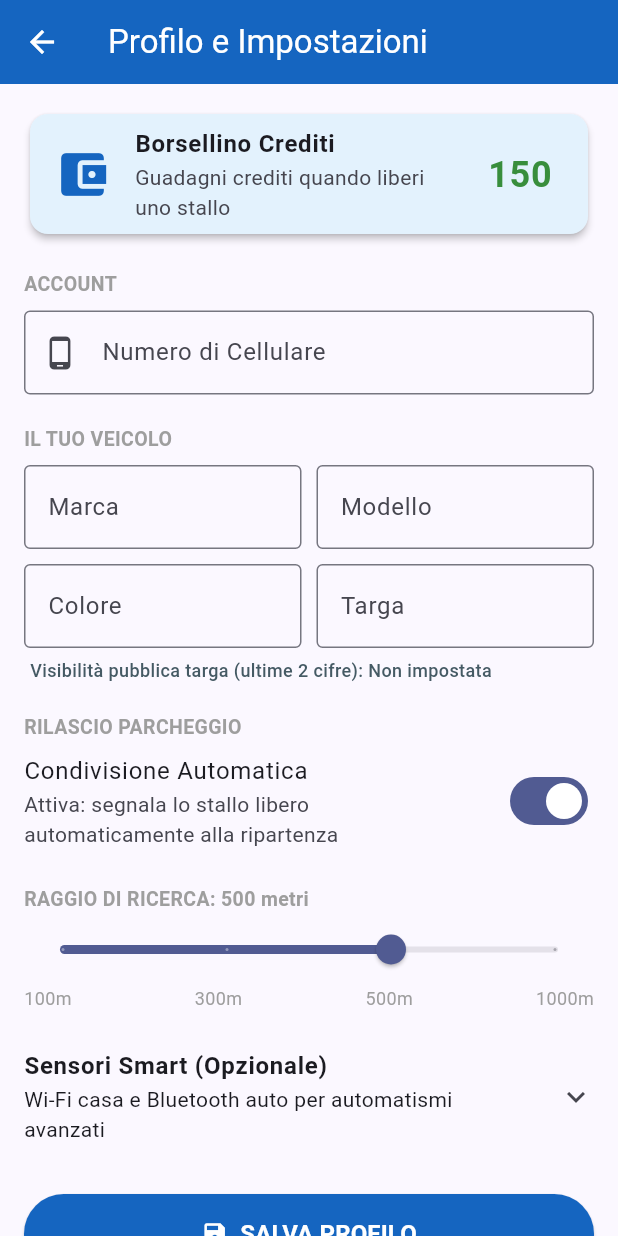
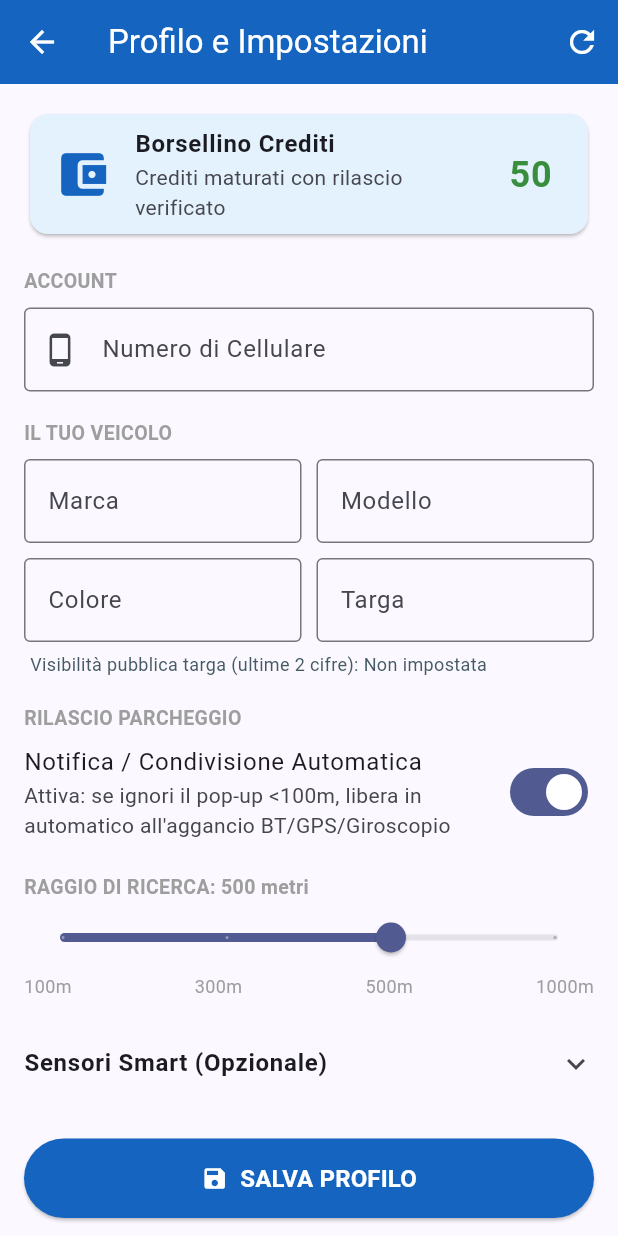
Before and after one commit to Farmavision/backend-parcheggi, a Flutter app: the screen it shows after launch, after a tap on the "person" icon, on a phone screen of 412 x 824 dp. Run offline on Flutter 3.47's test engine with Material 3 defaults, Android fonts, the phone set to English and light mode, and no system bars; our stand-ins replace connectivity_plus, flutter_blue_plus, flutter_map, geolocator, latlong2, pedometer and 3 more; missing offline and left inert: network_info_plus; network calls fail.

Commit message:
Fissa pulsante Salva Profilo sopra barra navigazione Android

```diff
--- a/parkadvisor_app/lib/profile_screen.dart
+++ b/parkadvisor_app/lib/profile_screen.dart
@@ -1,16 +1,22 @@
+import 'dart:convert';
 import 'package:flutter/material.dart';
+import 'package:http/http.dart' as http;
+import 'package:shared_preferences/shared_preferences.dart';
 
 class ProfileScreen extends StatefulWidget {
   const ProfileScreen({super.key});
-
   @override
   State<ProfileScreen> createState() => _ProfileScreenState();
 }
 
 class _ProfileScreenState extends State<ProfileScreen> {
+  static const String _backendBaseUrl = 'https://parknow-api.onrender.com';
+  static const String _userId = 'USER-001';
+
   bool _autoShare = true;
   int _searchRadius = 500;
-  int _creditsBalance = 150;
+  int _creditsBalance = 50;
+  bool _isSaving = false;
 
   final _phoneController = TextEditingController();
   final _brandController = TextEditingController();
@@ -19,7 +25,6 @@ class _ProfileScreenState extends State<ProfileScreen> {
   final _plateController = TextEditingController();
   final _wifiController = TextEditingController();
   final _btController = TextEditingController();
-
   final List<int> _allowedRadii = [100, 300, 500, 1000];
 
   String get _maskedPlatePreview {
@@ -27,6 +32,86 @@ class _ProfileScreenState extends State<ProfileScreen> {
     if (raw.isEmpty) return 'Non impostata';
     if (raw.length <= 2) return raw;
     return '${'*' * (raw.length - 2)}${raw.substring(raw.length - 2)}';
+  }
+
+  @override
+  void initState() {
+    super.initState();
+    _loadProfileData();
+  }
+
+  Future<void> _loadProfileData() async {
+    final prefs = await SharedPreferences.getInstance();
+    setState(() {
+      _autoShare = prefs.getBool('auto_share_enabled') ?? true;
+      final savedRadius = prefs.getInt('search_radius_m') ?? 500;
+      _searchRadius = _allowedRadii.contains(savedRadius) ? savedRadius : 500;
+      _creditsBalance = prefs.getInt('credits_balance') ?? 50;
+      _phoneController.text = prefs.getString('user_phone') ?? '';
+      _brandController.text = prefs.getString('car_brand') ?? '';
+      _modelController.text = prefs.getString('car_model') ?? '';
+      _colorController.text = prefs.getString('car_color') ?? '';
+      _plateController.text = prefs.getString('car_plate') ?? '';
+      _wifiController.text = prefs.getString('home_wifi_ssid') ?? '';
+      _btController.text = prefs.getString('car_bt_mac') ?? '';
+    });
+
+    try {
+      final res = await http.get(Uri.parse('$_backendBaseUrl/api/user/profile?userId=$_userId')).timeout(const Duration(seconds: 8));
+      if (res.statusCode == 200 && mounted) {
+        final data = json.decode(res.body);
+        final remoteCredits = (data['credits_balance'] as num?)?.toInt();
+        if (remoteCredits != null) {
+          await prefs.setInt('credits_balance', remoteCredits);
+          setState(() => _creditsBalance = remoteCredits);
+        }
+      }
+    } catch (_) {}
+  }
+
+  Future<void> _saveProfile() async {
+    setState(() => _isSaving = true);
+    final prefs = await SharedPreferences.getInstance();
+    await prefs.setBool('auto_share_enabled', _autoShare);
+    await prefs.setInt('search_radius_m', _searchRadius);
+    await prefs.setString('user_phone', _phoneController.text.trim());
+    await prefs.setString('car_brand', _brandController.text.trim());
+    await prefs.setString('car_model', _modelController.text.trim());
+    await prefs.setString('car_color', _colorController.text.trim());
+    await prefs.setString('car_plate', _plateController.text.trim().toUpperCase());
+    if (_wifiController.text.trim().isNotEmpty) await prefs.setString('home_wifi_ssid', _wifiController.text.trim());
+    if (_btController.text.trim().isNotEmpty) await prefs.setString('car_bt_mac', _btController.text.trim().toUpperCase());
+
+    try {
+      final res = await http.post(
+        Uri.parse('$_backendBaseUrl/api/user/profile'),
+        headers: {'Content-Type': 'application/json'},
+        body: json.encode({
+          'userId': _userId,
+          'phoneNumber': _phoneController.text.trim(),
+          'carBrand': _brandController.text.trim(),
+          'carModel': _modelController.text.trim(),
+          'carColor': _colorController.text.trim(),
+          'carPlate': _plateController.text.trim().toUpperCase(),
+          'autoShareEnabled': _autoShare,
+          'searchRadiusM': _searchRadius,
+          'homeWifiSsid': _wifiController.text.trim(),
+          'carBluetoothMac': _btController.text.trim().toUpperCase(),
+        }),
+      ).timeout(const Duration(seconds: 10));
+      if (res.statusCode == 200) {
+        final data = json.decode(res.body);
+        final bal = (data['profile']?['credits_balance'] as num?)?.toInt();
+        if (bal != null) {
+          await prefs.setInt('credits_balance', bal);
+          if (mounted) setState(() => _creditsBalance = bal);
+        }
+      }
+    } catch (_) {}
+
+    if (!mounted) return;
+    setState(() => _isSaving = false);
+    ScaffoldMessenger.of(context).showSnackBar(const SnackBar(content: Text('Profilo e preferenze salvati!')));
   }
 
   @override
@@ -48,170 +133,102 @@ class _ProfileScreenState extends State<ProfileScreen> {
         title: const Text('Profilo e Impostazioni'),
         backgroundColor: Colors.blue.shade800,
         foregroundColor: Colors.white,
+        actions: [IconButton(icon: const Icon(Icons.refresh), onPressed: _loadProfileData)],
       ),
       body: ListView(
-        padding: const EdgeInsets.all(16.0),
+        padding: const EdgeInsets.fromLTRB(16, 16, 16, 32),
         children: [
-          // 1. Borsellino Crediti
           Card(
-            elevation: 2,
             color: Colors.blue.shade50,
             child: ListTile(
               leading: Icon(Icons.account_balance_wallet, color: Colors.blue.shade800, size: 38),
               title: const Text('Borsellino Crediti', style: TextStyle(fontWeight: FontWeight.bold)),
-              subtitle: const Text('Guadagni crediti quando liberi uno stallo'),
-              trailing: Text(
-                '$_creditsBalance',
-                style: TextStyle(fontSize: 24, fontWeight: FontWeight.bold, color: Colors.green.shade700),
+              subtitle: const Text('Crediti maturati con rilascio verificato'),
+              trailing: Text('$_creditsBalance', style: TextStyle(fontSize: 24, fontWeight: FontWeight.bold, color: Colors.green.shade700)),
             ),
           ),
-          ),
-          const SizedBox(height: 20),
-
-          // 2. Account e Verifica Cellulare
+          const SizedBox(height: 18),
           const Text('ACCOUNT', style: TextStyle(fontSize: 13, fontWeight: FontWeight.bold, color: Colors.grey)),
           const SizedBox(height: 8),
           TextField(
             controller: _phoneController,
             keyboardType: TextInputType.phone,
-            decoration: const InputDecoration(
-              labelText: 'Numero di Cellulare',
-              hintText: '+39 333 1234567',
-              prefixIcon: Icon(Icons.phone_android),
-              border: OutlineInputBorder(),
+            decoration: const InputDecoration(labelText: 'Numero di Cellulare', prefixIcon: Icon(Icons.phone_android), border: OutlineInputBorder()),
           ),
-          ),
-          const SizedBox(height: 20),
-
-          // 3. Dati Veicolo e Targa Mascherata
+          const SizedBox(height: 18),
           const Text('IL TUO VEICOLO', style: TextStyle(fontSize: 13, fontWeight: FontWeight.bold, color: Colors.grey)),
           const SizedBox(height: 8),
-          Row(
-            children: [
-              Expanded(
-                child: TextField(
-                  controller: _brandController,
-                  decoration: const InputDecoration(labelText: 'Marca', border: OutlineInputBorder()),
-                ),
-              ),
+          Row(children: [
+            Expanded(child: TextField(controller: _brandController, decoration: const InputDecoration(labelText: 'Marca', border: OutlineInputBorder()))),
             const SizedBox(width: 10),
-              Expanded(
-                child: TextField(
-                  controller: _modelController,
-                  decoration: const InputDecoration(labelText: 'Modello', border: OutlineInputBorder()),
-                ),
-              ),
-            ],
-          ),
+            Expanded(child: TextField(controller: _modelController, decoration: const InputDecoration(labelText: 'Modello', border: OutlineInputBorder()))),
+          ]),
           const SizedBox(height: 10),
-          Row(
-            children: [
-              Expanded(
-                child: TextField(
-                  controller: _colorController,
-                  decoration: const InputDecoration(labelText: 'Colore', border: OutlineInputBorder()),
-                ),
-              ),
+          Row(children: [
+            Expanded(child: TextField(controller: _colorController, decoration: const InputDecoration(labelText: 'Colore', border: OutlineInputBorder()))),
             const SizedBox(width: 10),
-              Expanded(
-                child: TextField(
-                  controller: _plateController,
-                  textCapitalization: TextCapitalization.characters,
-                  onChanged: (_) => setState(() {}),
-                  decoration: const InputDecoration(labelText: 'Targa', border: OutlineInputBorder()),
-                ),
-              ),
-            ],
-          ),
+            Expanded(child: TextField(controller: _plateController, textCapitalization: TextCapitalization.characters, onChanged: (_) => setState(() {}), decoration: const InputDecoration(labelText: 'Targa', border: OutlineInputBorder()))),
+          ]),
           Padding(
             padding: const EdgeInsets.only(top: 6, left: 4),
-            child: Text(
-              'Visibilità pubblica targa (ultime 2 cifre): $_maskedPlatePreview',
-              style: TextStyle(fontSize: 12, color: Colors.blueGrey.shade700, fontWeight: FontWeight.w500),
+            child: Text('Visibilità pubblica targa (ultime 2 cifre): $_maskedPlatePreview', style: TextStyle(fontSize: 12, color: Colors.blueGrey.shade700)),
           ),
-          ),
-          const SizedBox(height: 20),
-
-          // 4. Modalità di Rilascio Parcheggio
+          const SizedBox(height: 18),
           const Text('RILASCIO PARCHEGGIO', style: TextStyle(fontSize: 13, fontWeight: FontWeight.bold, color: Colors.grey)),
           SwitchListTile(
             contentPadding: EdgeInsets.zero,
-            title: const Text('Condivisione Automatica'),
-            subtitle: Text(
-              _autoShare
-                  ? 'Attiva: segnala lo stallo libero automaticamente alla ripartenza'
-                  : 'Manuale: chiede conferma con un pop-up quando liberi il posto',
+            title: const Text('Notifica / Condivisione Automatica'),
+            subtitle: Text(_autoShare
+                ? 'Attiva: se ignori il pop-up <100m, libera in automatico all\'aggancio BT/GPS/Giroscopio'
+                : 'Manuale: libera lo stallo solo su conferma esplicita del pop-up'),
+            value: _autoShare,
+            onChanged: (v) => setState(() => _autoShare = v),
           ),
-            value: _autoShare,
-            onChanged: (bool value) => setState(() => _autoShare = value),
-          ),
-          const SizedBox(height: 16),
-
-          // 5. Raggio di Ricerca
-          Text(
-            'RAGGIO DI RICERCA: $_searchRadius metri',
-            style: const TextStyle(fontSize: 13, fontWeight: FontWeight.bold, color: Colors.grey),
-          ),
+          const SizedBox(height: 14),
+          Text('RAGGIO DI RICERCA: $_searchRadius metri', style: const TextStyle(fontSize: 13, fontWeight: FontWeight.bold, color: Colors.grey)),
           Slider(
             value: _allowedRadii.indexOf(_searchRadius).toDouble(),
             min: 0,
             max: (_allowedRadii.length - 1).toDouble(),
             divisions: _allowedRadii.length - 1,
             label: '$_searchRadius m',
-            onChanged: (double value) {
-              setState(() => _searchRadius = _allowedRadii[value.toInt()]);
-            },
+            onChanged: (v) => setState(() => _searchRadius = _allowedRadii[v.toInt()]),
           ),
           Row(
             mainAxisAlignment: MainAxisAlignment.spaceBetween,
             children: _allowedRadii.map((r) => Text('${r}m', style: const TextStyle(fontSize: 12, color: Colors.grey))).toList(),
           ),
-          const SizedBox(height: 16),
-
-          // 6. Sensori Opzionali (Wi-Fi e Bluetooth)
+          const SizedBox(height: 14),
           ExpansionTile(
             tilePadding: EdgeInsets.zero,
             title: const Text('Sensori Smart (Opzionale)', style: TextStyle(fontWeight: FontWeight.w600)),
-            subtitle: const Text('Wi-Fi casa e Bluetooth auto per automatismi avanzati'),
             children: [
               const SizedBox(height: 8),
-              TextField(
-                controller: _wifiController,
-                decoration: const InputDecoration(
-                  labelText: 'Nome Wi-Fi Casa/Ufficio',
-                  prefixIcon: Icon(Icons.wifi),
-                  border: OutlineInputBorder(),
-                ),
-              ),
+              TextField(controller: _wifiController, decoration: const InputDecoration(labelText: 'Wi-Fi Casa/Ufficio', prefixIcon: Icon(Icons.wifi), border: OutlineInputBorder())),
               const SizedBox(height: 10),
-              TextField(
-                controller: _btController,
-                decoration: const InputDecoration(
-                  labelText: 'Dispositivo Bluetooth Auto',
-                  prefixIcon: Icon(Icons.bluetooth_connected),
-                  border: OutlineInputBorder(),
-                ),
-              ),
-              const SizedBox(height: 8),
+              TextField(controller: _btController, decoration: const InputDecoration(labelText: 'MAC Bluetooth Auto', prefixIcon: Icon(Icons.bluetooth_connected), border: OutlineInputBorder())),
             ],
           ),
-          const SizedBox(height: 24),
-
-          ElevatedButton.icon(
+        ],
+      ),
+      bottomNavigationBar: SafeArea(
+        top: false,
+        child: Padding(
+          padding: const EdgeInsets.fromLTRB(16, 8, 16, 12),
+          child: SizedBox(
+            width: double.infinity,
+            child: ElevatedButton.icon(
               style: ElevatedButton.styleFrom(
                 backgroundColor: Colors.blue.shade800,
                 foregroundColor: Colors.white,
                 padding: const EdgeInsets.symmetric(vertical: 15),
               ),
               icon: const Icon(Icons.save),
-            label: const Text('SALVA PROFILO', style: TextStyle(fontSize: 16, fontWeight: FontWeight.bold)),
-            onPressed: () {
-              ScaffoldMessenger.of(context).showSnackBar(
-                const SnackBar(content: Text('Preferenze profilo salvate!')),
-              );
-            },
+              label: Text(_isSaving ? 'SALVATAGGIO...' : 'SALVA PROFILO', style: const TextStyle(fontSize: 16, fontWeight: FontWeight.bold)),
+              onPressed: _isSaving ? null : _saveProfile,
             ),
-        ],
+          ),
+        ),
       ),
     );
   }
```
Lines whose indentation alone changed are shown as unchanged.
